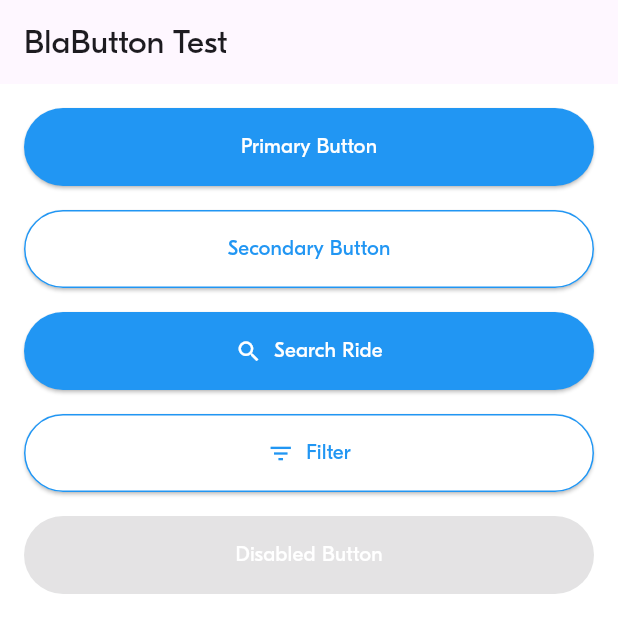
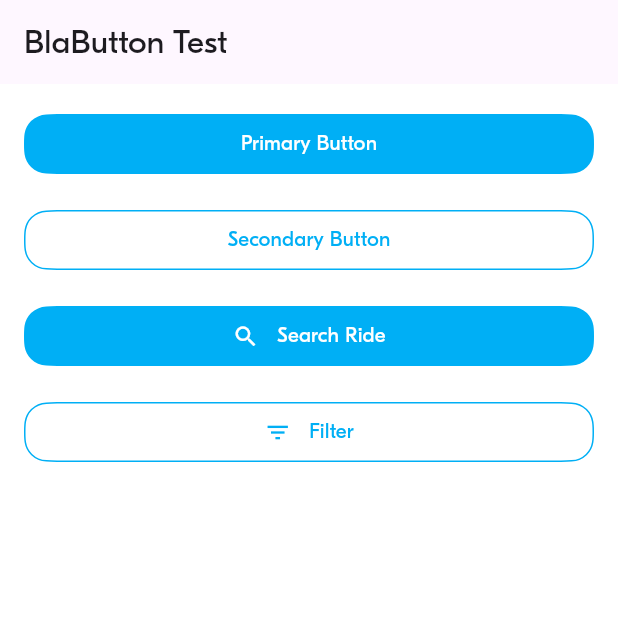
Before and after one commit to saltherric/BlablaCar, a Flutter app: the screen it shows after launch, on a phone screen of 412 x 824 dp. Shown: the top 633 px of the screen. Run offline on Flutter 3.47's test engine with Material 3 defaults, Android fonts, the phone set to English and light mode, and no system bars; project files that could hold a hidden picture were left out.

Commit message:
REFACTORr: simplify BlaButton implementation

```diff
--- a/lib/screens/ride_pref/bla_button_test_screen.dart
+++ b/lib/screens/ride_pref/bla_button_test_screen.dart
@@ -1,5 +1,6 @@
 import 'package:flutter/material.dart';
 import 'widgets/bla_button.dart';
+import '../../theme/theme.dart';
 
 class BlaButtonTestScreen extends StatelessWidget {
   const BlaButtonTestScreen({super.key});
@@ -9,11 +10,10 @@ class BlaButtonTestScreen extends StatelessWidget {
     return Scaffold(
       appBar: AppBar(title: const Text("BlaButton Test")),
       body: Padding(
-        padding: const EdgeInsets.all(16),
+        padding: const EdgeInsets.all(BlaSpacings.m),
         child: Column(
           crossAxisAlignment: CrossAxisAlignment.stretch,
           children: [
-            // Primary Button
             BlaButton(
               label: "Primary Button",
               onPressed: () {
@@ -21,9 +21,8 @@ class BlaButtonTestScreen extends StatelessWidget {
               },
             ),
 
-            const SizedBox(height: 16),
+            const SizedBox(height: BlaSpacings.m),
 
-            // Secondary Button
             BlaButton(
               label: "Secondary Button",
               isPrimary: false,
@@ -32,9 +31,8 @@ class BlaButtonTestScreen extends StatelessWidget {
               },
             ),
 
-            const SizedBox(height: 16),
+            const SizedBox(height: BlaSpacings.m),
 
-            // With Icon
             BlaButton(
               label: "Search Ride",
               icon: Icons.search,
@@ -43,9 +41,8 @@ class BlaButtonTestScreen extends StatelessWidget {
               },
             ),
 
-            const SizedBox(height: 16),
+            const SizedBox(height: BlaSpacings.m),
 
-            // Secondary + Icon
             BlaButton(
               label: "Filter",
               isPrimary: false,
@@ -54,17 +51,6 @@ class BlaButtonTestScreen extends StatelessWidget {
                 print("Filter pressed");
               },
             ),
-
-            const SizedBox(height: 16),
-
-            // Disabled Button
-            BlaButton(
-              label: "Disabled Button",
-              isEnabled: false,
-              onPressed: () {
-                print("This should NOT print");
-              },
-            ),
           ],
         ),
       ),
--- a/lib/screens/ride_pref/widgets/bla_button.dart
+++ b/lib/screens/ride_pref/widgets/bla_button.dart
@@ -1,11 +1,11 @@
 import 'package:flutter/material.dart';
+import '../../../theme/theme.dart';
 
 class BlaButton extends StatelessWidget {
   final String label;
   final VoidCallback? onPressed;
   final bool isPrimary;
   final IconData? icon;
-  final bool isEnabled;
 
   const BlaButton({
     super.key,
@@ -13,37 +13,49 @@ class BlaButton extends StatelessWidget {
     required this.onPressed,
     this.isPrimary = true,
     this.icon,
-    this.isEnabled = true,
   });
 
   @override
   Widget build(BuildContext context) {
-    final backgroundColor = isPrimary ? Colors.blue : Colors.white;
+    final backgroundColor = isPrimary ? BlaColors.primary : BlaColors.white;
 
-    final textColor = isPrimary ? Colors.white : Colors.blue;
+    final textColor = isPrimary ? BlaColors.white : BlaColors.primary;
 
-    final border = isPrimary ? null : BorderSide(color: Colors.blue, width: 1);
+    final borderSide = isPrimary
+        ? BorderSide.none
+        : BorderSide(color: BlaColors.primary);
 
-    return ElevatedButton(
-      onPressed: isEnabled ? onPressed : null,
+    return SizedBox(
+      width: double.infinity,
+      child: ElevatedButton(
+        onPressed: onPressed,
         style: ElevatedButton.styleFrom(
           backgroundColor: backgroundColor,
-        side: border,
-        padding: const EdgeInsets.symmetric(vertical: 16),
+          elevation: 0,
+          shape: RoundedSuperellipseBorder(
+            borderRadius: BorderRadius.circular(BlaSpacings.radius),
+            side: borderSide,
+          ),
         ),
         child: Row(
           mainAxisAlignment: MainAxisAlignment.center,
           mainAxisSize: MainAxisSize.min,
           children: [
             if (icon != null) ...[
-            Icon(icon, color: textColor),
-            const SizedBox(width: 8),
+              Icon(
+                icon,
+                color: textColor
+              ),
+              SizedBox(width: BlaSpacings.s),
             ],
             Text(
               label,
-            style: TextStyle( color: textColor),
+              style: BlaTextStyles.button.copyWith(
+                color: textColor,
               ),
+            )
           ],
+        ),
       ),
     );
   }
```
Lines whose indentation alone changed are shown as unchanged.
